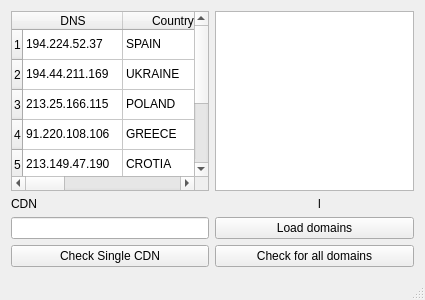
First picture: the form in mainwindow.ui, repository mszlachetka/cdn_detector, before the edit.
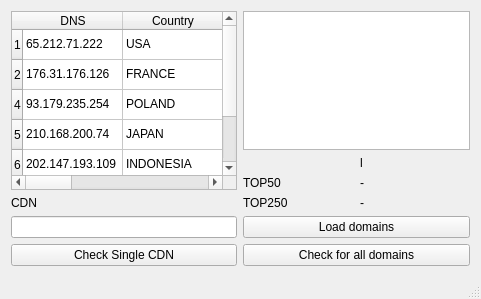
Second picture: the form after the edit.

Patch:
```diff
--- a/mainwindow.ui
+++ b/mainwindow.ui
@@ -6,8 +6,8 @@
    <rect>
     <x>0</x>
     <y>0</y>
-    <width>425</width>
-    <height>300</height>
+    <width>481</width>
+    <height>299</height>
    </rect>
   </property>
   <property name="maximumSize">
@@ -20,8 +20,8 @@
    <string>MainWindow</string>
   </property>
   <widget class="QWidget" name="centralWidget">
-   <layout class="QGridLayout" name="gridLayout">
-    <item row="0" column="0" rowspan="2">
+   <layout class="QGridLayout" name="gridLayout_2">
+    <item row="0" column="0" rowspan="4">
      <layout class="QVBoxLayout" name="verticalLayout">
       <item>
        <widget class="QTableWidget" name="tableWidget">
@@ -41,11 +41,6 @@
           <string>2</string>
          </property>
         </row>
-        <row>
-         <property name="text">
-          <string>3</string>
-         </property>
-        </row>
         <row>
          <property name="text">
           <string>4</string>
@@ -88,12 +83,12 @@
         </column>
         <item row="0" column="0">
          <property name="text">
-          <string>194.224.52.37</string>
+          <string>65.212.71.222</string>
          </property>
         </item>
         <item row="0" column="1">
          <property name="text">
-          <string>SPAIN</string>
+          <string>USA</string>
          </property>
         </item>
         <item row="0" column="2">
@@ -108,12 +103,12 @@
         </item>
         <item row="1" column="0">
          <property name="text">
-          <string>194.44.211.169</string>
+          <string>176.31.176.126</string>
          </property>
         </item>
         <item row="1" column="1">
          <property name="text">
-          <string>UKRAINE</string>
+          <string>FRANCE</string>
          </property>
         </item>
         <item row="1" column="2">
@@ -128,7 +123,7 @@
         </item>
         <item row="2" column="0">
          <property name="text">
-          <string>213.25.166.115</string>
+          <string>93.179.235.254</string>
          </property>
         </item>
         <item row="2" column="1">
@@ -148,12 +143,12 @@
         </item>
         <item row="3" column="0">
          <property name="text">
-          <string>91.220.108.106</string>
+          <string>210.168.200.74</string>
          </property>
         </item>
         <item row="3" column="1">
          <property name="text">
-          <string>GREECE</string>
+          <string>JAPAN</string>
          </property>
         </item>
         <item row="3" column="2">
@@ -168,12 +163,12 @@
         </item>
         <item row="4" column="0">
          <property name="text">
-          <string>213.149.47.190</string>
+          <string>202.147.193.109</string>
          </property>
         </item>
         <item row="4" column="1">
          <property name="text">
-          <string>CROTIA</string>
+          <string>INDONESIA</string>
          </property>
         </item>
         <item row="4" column="2">
@@ -188,12 +183,12 @@
         </item>
         <item row="5" column="0">
          <property name="text">
-          <string>62.2.121.84</string>
+          <string>200.195.180.212</string>
          </property>
         </item>
         <item row="5" column="1">
          <property name="text">
-          <string>SWITZERLAND</string>
+          <string>BRAZIL</string>
          </property>
         </item>
         <item row="5" column="2">
@@ -206,26 +201,6 @@
           <string>-</string>
          </property>
         </item>
-        <item row="6" column="0">
-         <property name="text">
-          <string>85.89.72.33</string>
-         </property>
-        </item>
-        <item row="6" column="1">
-         <property name="text">
-          <string>SWEDEN</string>
-         </property>
-        </item>
-        <item row="6" column="2">
-         <property name="text">
-          <string>-</string>
-         </property>
-        </item>
-        <item row="6" column="3">
-         <property name="text">
-          <string>-</string>
-         </property>
-        </item>
        </widget>
       </item>
       <item>
@@ -268,9 +243,9 @@
      </widget>
     </item>
     <item row="1" column="1">
-     <layout class="QVBoxLayout" name="verticalLayout_3">
-      <item>
-       <layout class="QHBoxLayout" name="horizontalLayout">
+     <layout class="QGridLayout" name="gridLayout">
+      <item row="0" column="0">
+       <layout class="QHBoxLayout" name="horizontalLayout_3">
         <item>
          <widget class="QLabel" name="labelNaIle">
           <property name="text">
@@ -287,7 +262,48 @@
         </item>
        </layout>
       </item>
+      <item row="1" column="0">
+       <layout class="QHBoxLayout" name="horizontalLayout_2">
       <item>
+         <widget class="QLabel" name="label_top50">
+          <property name="text">
+           <string>TOP50</string>
+          </property>
+         </widget>
+        </item>
+        <item>
+         <widget class="QLabel" name="label_top52">
+          <property name="text">
+           <string>-</string>
+          </property>
+          <property name="buddy">
+           <cstring>label_top52</cstring>
+          </property>
+         </widget>
+        </item>
+       </layout>
+      </item>
+      <item row="2" column="0">
+       <layout class="QHBoxLayout" name="horizontalLayout">
+        <item>
+         <widget class="QLabel" name="label_top250">
+          <property name="text">
+           <string>TOP250</string>
+          </property>
+         </widget>
+        </item>
+        <item>
+         <widget class="QLabel" name="label_top252">
+          <property name="text">
+           <string>-</string>
+          </property>
+         </widget>
+        </item>
+       </layout>
+      </item>
+     </layout>
+    </item>
+    <item row="2" column="1">
        <widget class="QPushButton" name="buttonLoadAndCheckMany">
         <property name="sizePolicy">
          <sizepolicy hsizetype="Minimum" vsizetype="MinimumExpanding">
@@ -300,7 +316,7 @@
         </property>
        </widget>
       </item>
-      <item>
+    <item row="3" column="1">
        <widget class="QPushButton" name="buttonCheckManyDomains">
         <property name="text">
          <string>Check for all domains</string>
@@ -308,9 +324,14 @@
        </widget>
       </item>
      </layout>
-    </item>
-   </layout>
+   <zorder>listWidget</zorder>
+   <zorder>label_top50</zorder>
+   <zorder>label_top52</zorder>
+   <zorder>label_top250</zorder>
+   <zorder>label_top252</zorder>
+   <zorder></zorder>
   </widget>
+  <widget class="QStatusBar" name="statusBar"/>
   <widget class="QMenuBar" name="menuBar">
    <property name="geometry">
     <rect>
@@ -321,7 +342,6 @@
     </rect>
    </property>
   </widget>
-  <widget class="QStatusBar" name="statusBar"/>
  </widget>
  <layoutdefault spacing="6" margin="11"/>
  <resources/>
```
Left out of the diff: 2 changed lines with no effect on the pictures. Lines whose indentation alone changed are shown as unchanged.
